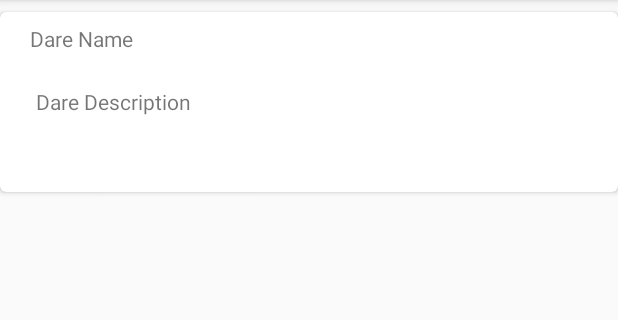
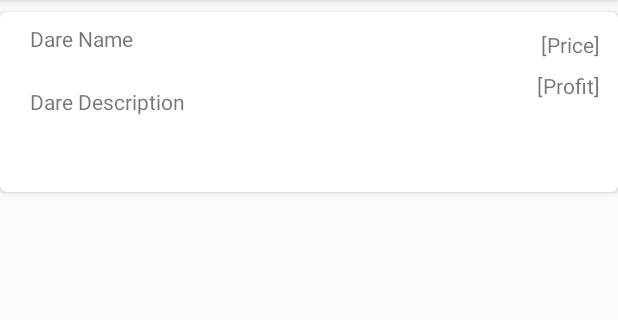
Before and after one commit to OlgaAbir/Ex02_Mobile, an Android app: the layout item_dare.xml on its own in the app's theme, with its tools: preview values and no code run, on a phone screen of 412 x 824 dp, the part 84-404 px from its top. Run offline under Robolectric (Android 15) with nearby library versions, the light colour scheme and no system bars.

Commit message:
added basic card view for dare

```diff
--- a/FirebaseAuthAndConfig/app/src/main/java/Models/Models/DareViewHolder.java
+++ b/FirebaseAuthAndConfig/app/src/main/java/Models/Models/DareViewHolder.java
@@ -10,6 +10,7 @@ import android.widget.RatingBar;
 import android.widget.TextView;
 
 import com.deanoy.user.firebaseauthandconfig.DareDetailsActivity;
+import com.deanoy.user.firebaseauthandconfig.R;
 
 public class DareViewHolder extends RecyclerView.ViewHolder{
 
@@ -28,6 +29,7 @@ public class DareViewHolder extends RecyclerView.ViewHolder{
     public DareViewHolder(Context context, View itemView) {
         super(itemView);
 
+        mDareCardView = itemView.findViewById(R.id.cvDare);
         mContext = context;
 
         mDareCardView.setOnClickListener(new View.OnClickListener() {
--- a/FirebaseAuthAndConfig/app/src/main/res/layout/item_dare.xml
+++ b/FirebaseAuthAndConfig/app/src/main/res/layout/item_dare.xml
@@ -8,7 +8,7 @@
     >
 
     <android.support.v7.widget.CardView
-        android:id="@+id/card_view_song"
+        android:id="@+id/cvDare"
         android:layout_width="match_parent"
         android:layout_height="120dp"
         android:layout_gravity="center"
@@ -38,14 +38,36 @@
                 android:layout_width="wrap_content"
                 android:layout_height="wrap_content"
                 android:layout_marginBottom="8dp"
-                android:layout_marginStart="20dp"
+                android:layout_marginLeft="16dp"
+                android:layout_marginStart="16dp"
                 android:layout_marginTop="8dp"
                 android:text="Dare Description"
                 card_view:layout_constraintBottom_toBottomOf="parent"
+                card_view:layout_constraintLeft_toLeftOf="parent"
                 card_view:layout_constraintStart_toStartOf="parent"
                 card_view:layout_constraintTop_toBottomOf="@+id/tvDareName"
                 card_view:layout_constraintVertical_bias="0.275" />
 
+            <TextView
+                android:id="@+id/tvPrice"
+                android:layout_width="wrap_content"
+                android:layout_height="wrap_content"
+                android:layout_marginEnd="8dp"
+                android:layout_marginTop="8dp"
+                android:text="[Price]"
+                card_view:layout_constraintEnd_toEndOf="parent"
+                card_view:layout_constraintTop_toTopOf="parent" />
+
+            <TextView
+                android:id="@+id/tvProfit"
+                android:layout_width="wrap_content"
+                android:layout_height="wrap_content"
+                android:layout_marginEnd="8dp"
+                android:layout_marginTop="8dp"
+                android:text="[Profit]"
+                card_view:layout_constraintEnd_toEndOf="parent"
+                card_view:layout_constraintTop_toBottomOf="@+id/tvPrice" />
+
         </android.support.constraint.ConstraintLayout>
     </android.support.v7.widget.CardView>
 </LinearLayout>
```
